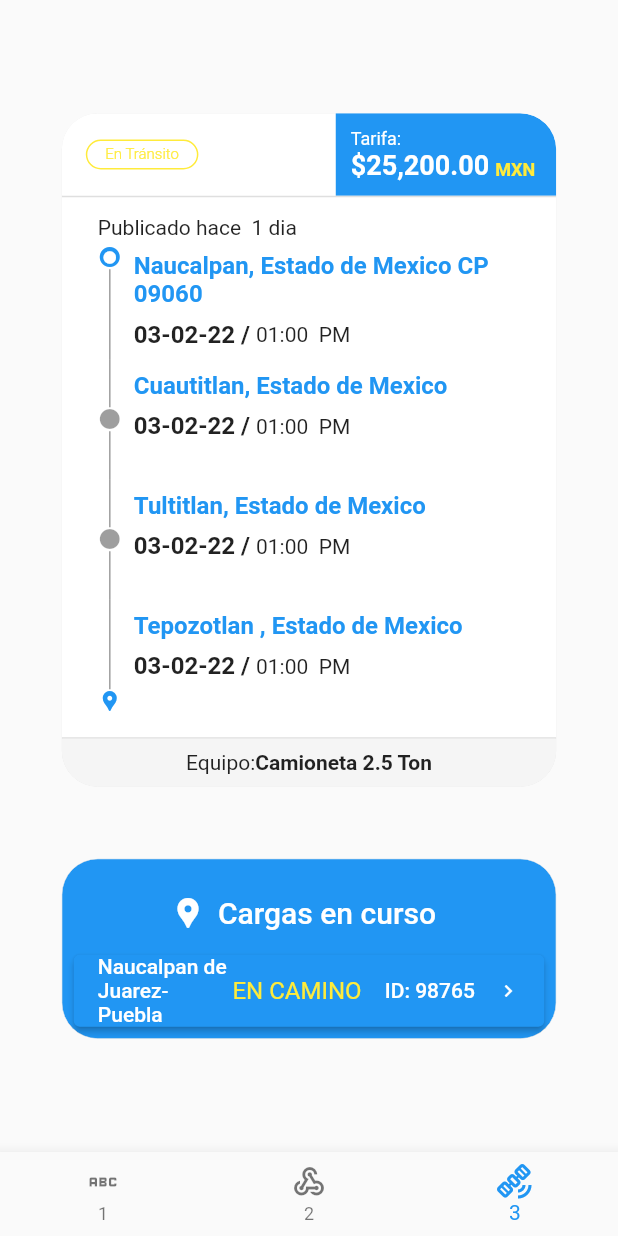
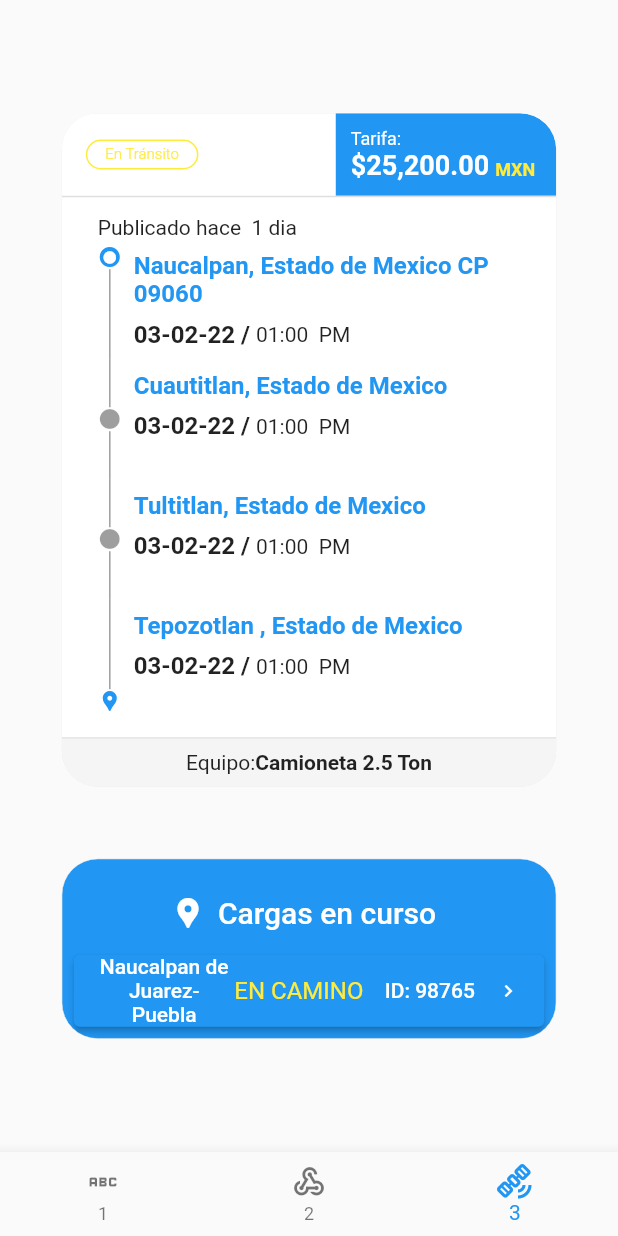
Before and after one commit to minusgat/test_traxporta, a Flutter app: the screen it shows after launch, item 3 of the bottom bar chosen, on a phone screen of 412 x 824 dp. Run offline on Flutter 3.47's test engine with Material 2 defaults, Android fonts, the phone set to English and light mode, and no system bars; our stand-ins replace equatable, flutter_bloc.

Commit message:
centered text align

```diff
--- a/lib/features/shipment/presentation/widgets/shipment_status_button.dart
+++ b/lib/features/shipment/presentation/widgets/shipment_status_button.dart
@@ -78,21 +78,21 @@ class _BodyContainer extends StatelessWidget {
         children: [
           Flexible(
             flex: 1,
-            child: Center(
-              child: Text(shipmentStatusDetail.adress),
+            child: Text(
+              shipmentStatusDetail.adress,
+              textAlign: TextAlign.center,
             ),
           ),
           Expanded(
               flex: 1,
               child: Align(
                 alignment: Alignment.centerRight,
-                child: Center(
-                  child: Text(
-                    shipmentStatusDetail.status.toUpperCase(),
-                    style: Theme.of(context).textTheme.titleMedium!.copyWith(
-                          color: Colors.yellow,
-                        ),
-                  ),
+                child: Text(
+                  shipmentStatusDetail.status.toUpperCase(),
+                  textAlign: TextAlign.center,
+                  style: Theme.of(context).textTheme.titleMedium!.copyWith(
+                        color: Colors.yellow,
+                      ),
                 ),
               )),
           Flexible(
```
